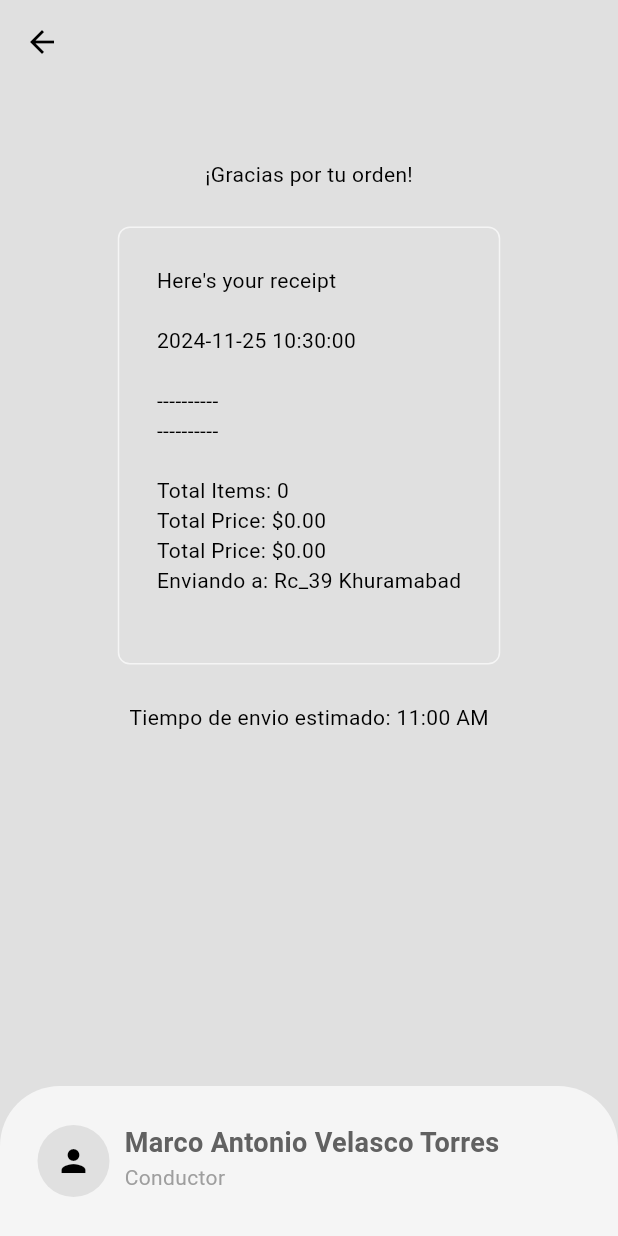
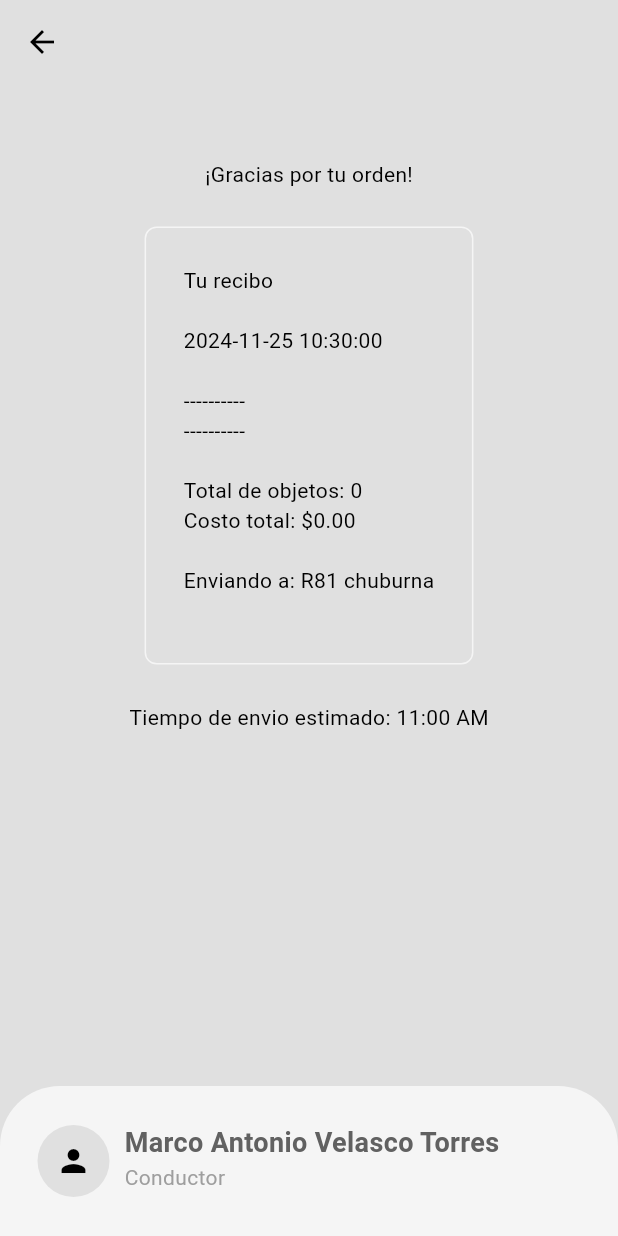
Before and after one commit to JesusKu126/delivery_app_jesus_ku_marco_velasco, a Flutter app: the DeliveryProgressPage screen opened directly, on a phone screen of 412 x 824 dp. Run offline on Flutter 3.47's test engine with Material 3 defaults, Android fonts, the light colour scheme and no system bars; our stand-ins replace cloud_firestore, firebase_auth, firebase_core, flutter_credit_card, lottie; accounts and stored records are empty; network calls fail.

Commit message:
casi final

```diff
--- a/lib/components/my_drawer.dart
+++ b/lib/components/my_drawer.dart
@@ -57,7 +57,9 @@ class MyDrawer extends StatelessWidget {
           MyDrawerTile(
               text: 'C E R R A R S E S I O N',
               icon: Icons.logout,
-              onTap: () {}),
+              onTap: () {
+                logout();
+              }),
 
           const SizedBox(
             height: 25.0,
--- a/lib/models/restaurant.dart
+++ b/lib/models/restaurant.dart
@@ -327,7 +327,7 @@ class Restaurant extends ChangeNotifier {
 
   final List<CartItem> _cart = [];
 
-  String _deliveryAddress = "Rc_39 Khuramabad";
+  String _deliveryAddress = "R81 chuburna";
 
   List<Food> get menu => _menu;
   List<CartItem> get cart => _cart;
@@ -410,7 +410,7 @@ class Restaurant extends ChangeNotifier {
     jaise ke ek receipt ya report generate karte waqt.
     */
 
-    receipt.writeln("Here's your receipt");
+    receipt.writeln("Tu recibo");
     /*
     receipt.writeln("Here's your receipt");: writeln method ek line ko string buffer mein
     add karta hai aur automatically ek newline character (\n) bhi insert karta hai. Is line mein,
@@ -436,16 +436,17 @@ class Restaurant extends ChangeNotifier {
       receipt.writeln(
           "${cartItem.quantity} x ${cartItem.food.name} - ${_formatPrice(cartItem.food.price)}");
       if (cartItem.selectedAddons.isNotEmpty) {
-        receipt.writeln("Add-ons : ${_formatAddons(cartItem.selectedAddons)}");
+        receipt.writeln(
+            "Complementos : ${_formatAddons(cartItem.selectedAddons)}");
       }
       receipt.writeln();
     }
 
     receipt.writeln("----------");
     receipt.writeln();
-    receipt.writeln("Total Items: ${getTotalItemCount()}");
-    receipt.writeln("Total Price: ${_formatPrice(getTotalPrice())}");
-    receipt.writeln("Total Price: ${_formatPrice(getTotalPrice())}");
+    receipt.writeln("Total de objetos: ${getTotalItemCount()}");
+    receipt.writeln("Costo total: ${_formatPrice(getTotalPrice())}");
+    receipt.writeln();
     receipt.writeln("Enviando a: $deliveryAddress");
 
     return receipt.toString();
--- a/lib/pages/food_page.dart
+++ b/lib/pages/food_page.dart
@@ -1,11 +1,8 @@
 import 'package:delivery_app_jesus_ku_marco_velasco/components/my_button.dart';
 import 'package:delivery_app_jesus_ku_marco_velasco/models/restaurant.dart';
 import 'package:flutter/material.dart';
-//import 'package:provider/provider.dart';
 import 'package:delivery_app_jesus_ku_marco_velasco/models/food.dart';
 import 'package:provider/provider.dart';
-//import 'package:delivery_app_jesus_ku_marco_velasco/models/restaurant.dart';
-//import 'package:delivery_app_jesus_ku_marco_velasco/components/my_button.dart';
 
 class FoodPage extends StatefulWidget {
   final Food food;
--- a/pubspec.yaml
+++ b/pubspec.yaml
@@ -42,6 +42,7 @@ dependencies:
   firebase_core: ^2.32.0
   firebase_auth: ^4.20.0
   cloud_firestore: ^4.17.5
+  lottie: ^3.1.3
 
 
 dev_dependencies:
@@ -73,6 +74,7 @@ flutter:
     - lib/images/drinks/
     - lib/images/salads/
     - lib/images/sides/
+    - lib/animations/
 
   # An image asset can refer to one or more resolution-specific "variants", see
   # https://flutter.dev/to/resolution-aware-images
```
Also changed, not shown: lib/animations/food_delivery_truck.json (added, +1 -0 lines), lib/components/my_current_location.dart (+16 -6 lines), lib/components/my_tab_bar.dart (+3 -5 lines), lib/pages/login_page.dart (+5 -6 lines), pubspec.lock.
